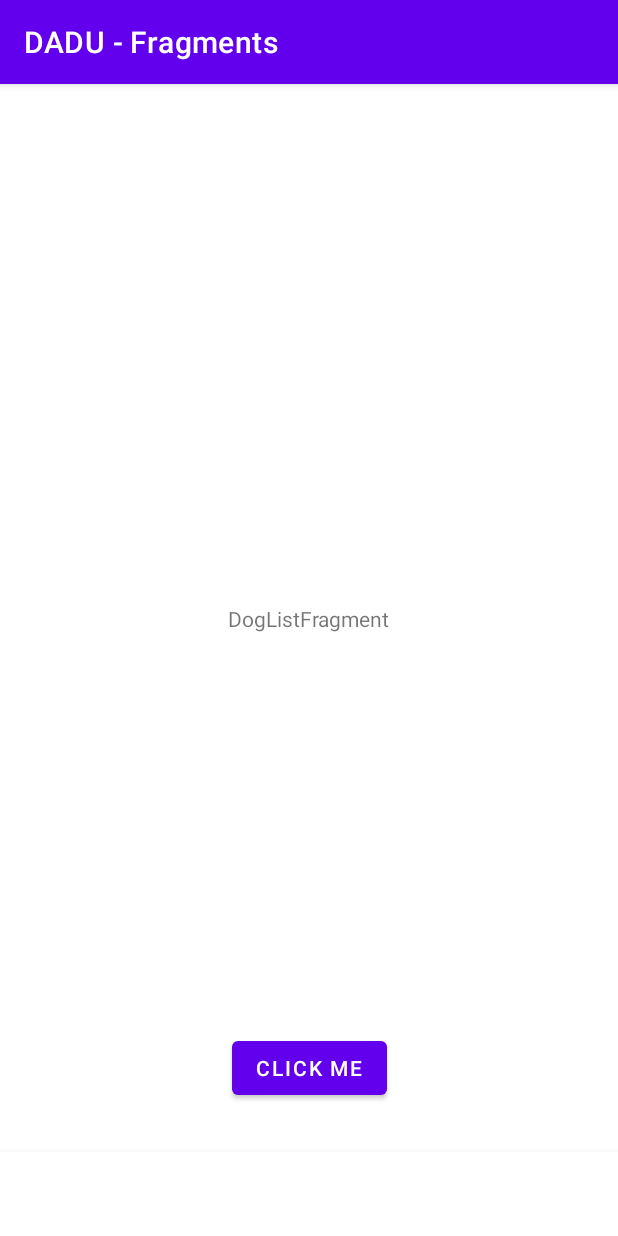
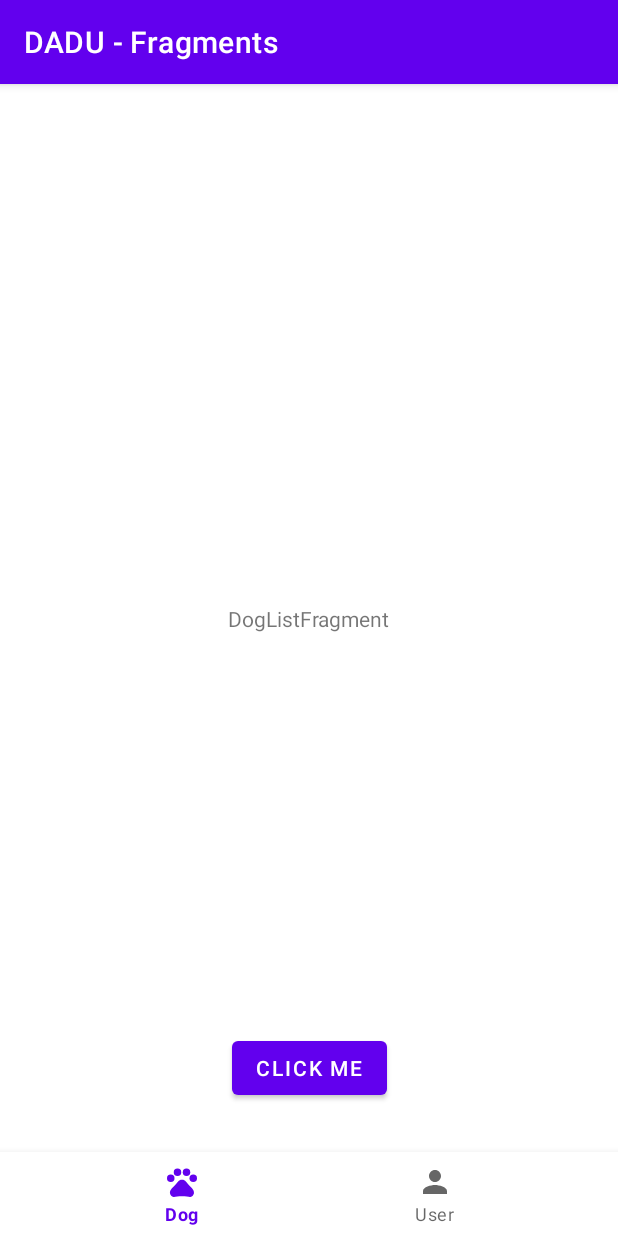
Before and after one commit to U-tad2021/DADU---Fragments, an Android app: the screen it shows after launch (MainActivity), on a phone screen of 412 x 824 dp. Run offline under Robolectric (Android 15) with nearby library versions, the phone set to English and light mode, and no system bars; our stand-ins replace navigation-ui.

Commit message:
binding bottomnav with navigation

```diff
--- a/app/src/main/java/com/amarinag/dadu_fragments/MainActivity.kt
+++ b/app/src/main/java/com/amarinag/dadu_fragments/MainActivity.kt
@@ -2,12 +2,19 @@ package com.amarinag.dadu_fragments
 
 import android.os.Bundle
 import androidx.appcompat.app.AppCompatActivity
+import androidx.navigation.findNavController
+import androidx.navigation.fragment.NavHostFragment
+import androidx.navigation.fragment.findNavController
+import androidx.navigation.ui.setupWithNavController
+import com.google.android.material.bottomnavigation.BottomNavigationView
 
 class MainActivity : AppCompatActivity() {
     override fun onCreate(savedInstanceState: Bundle?) {
         super.onCreate(savedInstanceState)
         setContentView(R.layout.activity_main)
-
-
+        val navHostFragment = supportFragmentManager.findFragmentById(R.id.container) as NavHostFragment
+        val navController = navHostFragment.navController
+        val bvn: BottomNavigationView = findViewById(R.id.bnv_main)
+        bvn.setupWithNavController(navController)
     }
 }
--- /dev/null
+++ b/app/src/main/res/drawable/ic_baseline_person_24.xml
@@ -0,0 +1,5 @@
+<vector android:height="24dp" android:tint="#000000"
+    android:viewportHeight="24" android:viewportWidth="24"
+    android:width="24dp" xmlns:android="http://schemas.android.com/apk/res/android">
+    <path android:fillColor="@android:color/white" android:pathData="M12,12c2.21,0 4,-1.79 4,-4s-1.79,-4 -4,-4 -4,1.79 -4,4 1.79,4 4,4zM12,14c-2.67,0 -8,1.34 -8,4v2h16v-2c0,-2.66 -5.33,-4 -8,-4z"/>
+</vector>
--- /dev/null
+++ b/app/src/main/res/drawable/ic_baseline_pets_24.xml
@@ -0,0 +1,9 @@
+<vector android:height="24dp" android:tint="#000000"
+    android:viewportHeight="24" android:viewportWidth="24"
+    android:width="24dp" xmlns:android="http://schemas.android.com/apk/res/android">
+    <path android:fillColor="@android:color/white" android:pathData="M4.5,9.5m-2.5,0a2.5,2.5 0,1 1,5 0a2.5,2.5 0,1 1,-5 0"/>
+    <path android:fillColor="@android:color/white" android:pathData="M9,5.5m-2.5,0a2.5,2.5 0,1 1,5 0a2.5,2.5 0,1 1,-5 0"/>
+    <path android:fillColor="@android:color/white" android:pathData="M15,5.5m-2.5,0a2.5,2.5 0,1 1,5 0a2.5,2.5 0,1 1,-5 0"/>
+    <path android:fillColor="@android:color/white" android:pathData="M19.5,9.5m-2.5,0a2.5,2.5 0,1 1,5 0a2.5,2.5 0,1 1,-5 0"/>
+    <path android:fillColor="@android:color/white" android:pathData="M17.34,14.86c-0.87,-1.02 -1.6,-1.89 -2.48,-2.91 -0.46,-0.54 -1.05,-1.08 -1.75,-1.32 -0.11,-0.04 -0.22,-0.07 -0.33,-0.09 -0.25,-0.04 -0.52,-0.04 -0.78,-0.04s-0.53,0 -0.79,0.05c-0.11,0.02 -0.22,0.05 -0.33,0.09 -0.7,0.24 -1.28,0.78 -1.75,1.32 -0.87,1.02 -1.6,1.89 -2.48,2.91 -1.31,1.31 -2.92,2.76 -2.62,4.79 0.29,1.02 1.02,2.03 2.33,2.32 0.73,0.15 3.06,-0.44 5.54,-0.44h0.18c2.48,0 4.81,0.58 5.54,0.44 1.31,-0.29 2.04,-1.31 2.33,-2.32 0.31,-2.04 -1.3,-3.49 -2.61,-4.8z"/>
+</vector>
--- a/app/src/main/res/layout/activity_main.xml
+++ b/app/src/main/res/layout/activity_main.xml
@@ -24,5 +24,6 @@
         android:layout_height="wrap_content"
         app:layout_constraintBottom_toBottomOf="parent"
         app:layout_constraintEnd_toEndOf="parent"
-        app:layout_constraintStart_toStartOf="parent" />
+        app:layout_constraintStart_toStartOf="parent"
+        app:menu="@menu/menu_navigation" />
 </androidx.constraintlayout.widget.ConstraintLayout>
--- /dev/null
+++ b/app/src/main/res/menu/menu_navigation.xml
@@ -0,0 +1,13 @@
+<?xml version="1.0" encoding="utf-8"?>
+<menu xmlns:app="http://schemas.android.com/apk/res-auto"
+    xmlns:android="http://schemas.android.com/apk/res/android">
+
+    <item
+        android:id="@+id/dogListFragment"
+        android:icon="@drawable/ic_baseline_pets_24"
+        android:title="Dog" />
+    <item
+        android:id="@+id/userListFragment"
+        android:icon="@drawable/ic_baseline_person_24"
+        android:title="User" />
+</menu>
```
